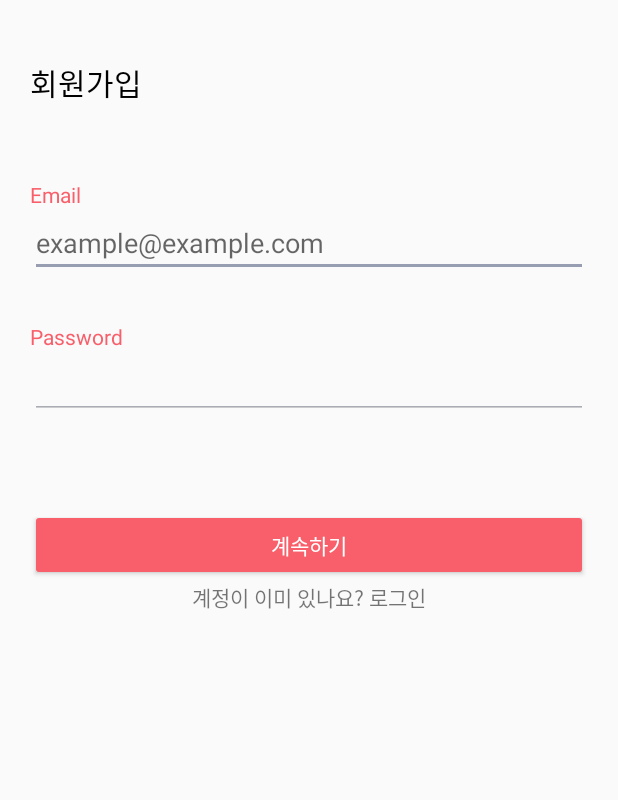
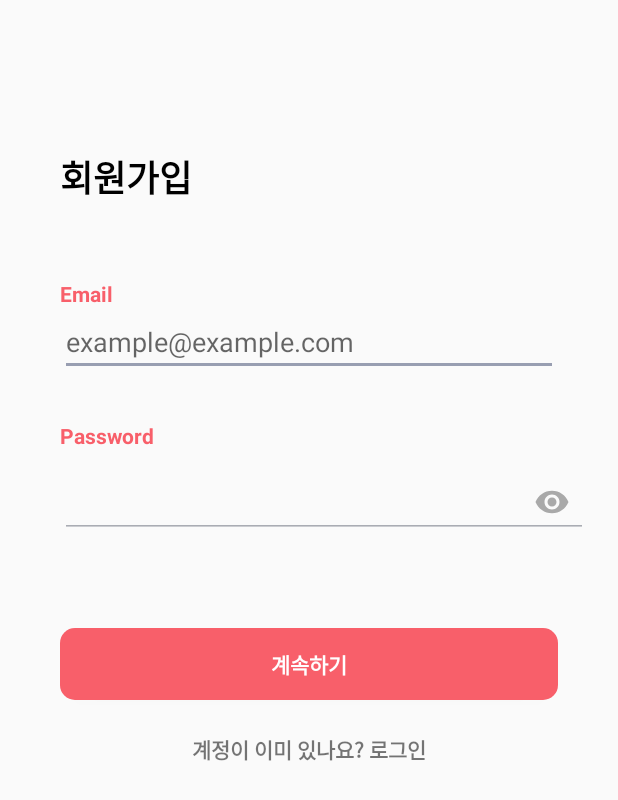
Before and after one commit to GDSC-KNU/TIL-Frontend, an Android app: the SignUpFunc screen opened directly, with no data from a screen before it, on a phone screen of 412 x 824 dp. Shown: the top 800 px of the screen. Run offline under Robolectric (Android 15) with nearby library versions, the phone set to English and light mode, and no system bars; libraries missing offline, so code that uses them is left out: com.squareup.okhttp.

Commit message:
[Feat] 회원가입 화면 레이아웃 수정 및 패스워드 토글 추가 (#5)

```diff
--- a/app/src/main/res/layout/activity_main.xml
+++ b/app/src/main/res/layout/activity_main.xml
@@ -16,18 +16,8 @@
     <TextView
         android:layout_width="wrap_content"
         android:layout_height="wrap_content"
-        android:layout_gravity="center"
-        android:layout_marginTop="20dp"
-        android:text="로그인"
-        android:textColor="#000000"
-        android:textSize="20dp"
-        android:textStyle="bold" />
-
-    <TextView
-        android:layout_width="wrap_content"
-        android:layout_height="wrap_content"
         android:layout_marginLeft="40dp"
-        android:layout_marginTop="30dp"
+        android:layout_marginTop="50dp"
         android:text="Email"
         android:textColor="#f85f6a"
         android:textStyle="bold" />
@@ -50,6 +40,7 @@
         android:textColor="#f85f6a"
         android:textStyle="bold" />
 
+
     <android.support.design.widget.TextInputLayout
         android:layout_width="match_parent"
         android:layout_height="wrap_content"
@@ -66,9 +57,6 @@
             android:inputType="textPassword" />
 
     </android.support.design.widget.TextInputLayout>
-
-
-
 
     <Button
         android:id="@+id/login_submit_btn"
--- a/app/src/main/res/layout/sign_up.xml
+++ b/app/src/main/res/layout/sign_up.xml
@@ -1,5 +1,6 @@
 <?xml version="1.0" encoding="utf-8"?>
 <LinearLayout xmlns:android="http://schemas.android.com/apk/res/android"
+    xmlns:app="http://schemas.android.com/apk/res-auto"
     android:layout_width="match_parent"
     android:layout_height="match_parent"
     android:orientation="vertical">
@@ -9,65 +10,81 @@
         android:id="@+id/textView2"
         android:layout_width="wrap_content"
         android:layout_height="wrap_content"
+        android:layout_marginLeft="40dp"
+        android:layout_marginTop="100dp"
         android:text="회원가입"
-        android:textSize="20dp"
         android:textColor="#000000"
-        android:layout_marginTop="40dp"
-        android:layout_marginLeft="20dp"/>
+        android:textSize="24dp"
+        android:textStyle="bold" />
 
     <TextView
         android:id="@+id/textView"
-        android:layout_width="35dp"
+        android:layout_width="wrap_content"
         android:layout_height="wrap_content"
+        android:layout_marginLeft="40dp"
         android:layout_marginTop="50dp"
-        android:layout_marginLeft="20dp"
         android:text="Email"
-        android:textColor="#f85f6a" />
+        android:textColor="#f85f6a"
+        android:textStyle="bold" />
 
     <EditText
         android:id="@+id/signup_edit_account"
         android:layout_width="match_parent"
         android:layout_height="wrap_content"
-        android:layout_marginLeft="20dp"
-        android:layout_marginRight="20dp"
+        android:layout_marginLeft="40dp"
+        android:layout_marginRight="40dp"
         android:hint="example@example.com"
         android:inputType="textEmailAddress" />
 
     <TextView
         android:id="@+id/textView3"
-        android:layout_width="63dp"
-        android:layout_height="19dp"
-        android:layout_marginLeft="20dp"
+        android:layout_width="wrap_content"
+        android:layout_height="wrap_content"
+        android:layout_marginLeft="40dp"
         android:layout_marginTop="30dp"
         android:text="Password"
-        android:textColor="#f85f6a"/>
+        android:textColor="#f85f6a"
+        android:textStyle="bold" />
 
-    <EditText
-        android:id="@+id/signup_edit_password"
+
+    <android.support.design.widget.TextInputLayout
         android:layout_width="match_parent"
         android:layout_height="wrap_content"
-        android:layout_marginLeft="20dp"
-        android:layout_marginRight="20dp"
-        android:inputType="textPassword" />
+        app:passwordToggleContentDescription="description"
+        app:passwordToggleEnabled="true"
+        app:passwordToggleTint="#A9A9A9">
+
+        <EditText
+            android:id="@+id/signup_edit_password"
+            android:layout_width="match_parent"
+            android:layout_height="wrap_content"
+            android:layout_marginLeft="40dp"
+            android:layout_marginRight="20dp"
+            android:inputType="textPassword" />
+
+    </android.support.design.widget.TextInputLayout>
 
     <Button
         android:id="@+id/signup_submit_btn"
         android:layout_width="match_parent"
-        android:layout_height="48dp"
+        android:layout_height="wrap_content"
         android:layout_gravity="center_horizontal"
+        android:layout_marginLeft="40dp"
         android:layout_marginTop="60dp"
-        android:layout_marginLeft="20dp"
-        android:layout_marginRight="20dp"
-        android:backgroundTint="#f85f6a"
+        android:layout_marginRight="40dp"
+        android:background="@drawable/round_button"
         android:text="계속하기"
-        android:textColor="#FFFFFF" />
+        android:textColor="#FFFFFF"
+        android:textStyle="bold" />
 
     <TextView
         android:id="@+id/tologinbtn"
         android:layout_width="wrap_content"
         android:layout_height="wrap_content"
         android:layout_gravity="center_horizontal"
-        android:text="계정이 이미 있나요? 로그인" />
+        android:layout_marginTop="22dp"
+        android:text="계정이 이미 있나요? 로그인"
+        android:textStyle="bold" />
 
 
 </LinearLayout>
```
